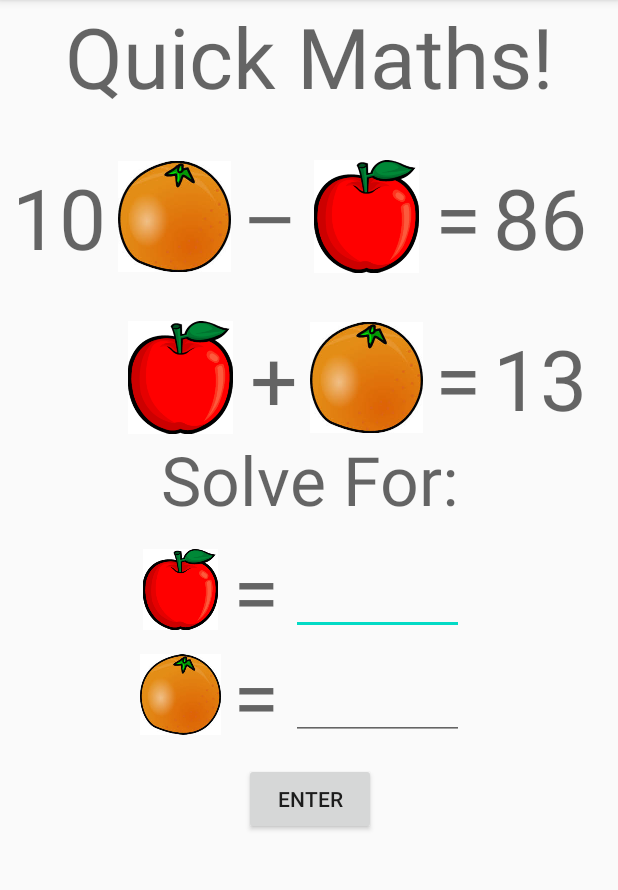
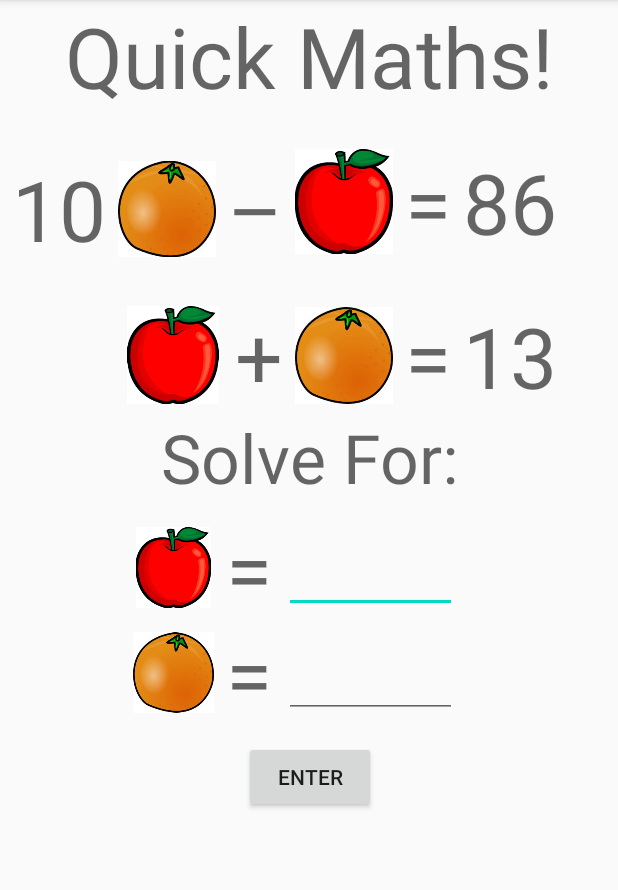
Before and after one commit to brengar123/JigJag2.0, an Android app: the GameOneFragment screen opened directly, with no data from a screen before it, on a phone screen of 412 x 824 dp, the part 84-974 px from its top. Run offline under Robolectric (Android 15) with nearby library versions, the light colour scheme and no system bars.

Commit message:
fixed constraints of games

```diff
--- a/app/src/main/res/layout/gameone.xml
+++ b/app/src/main/res/layout/gameone.xml
@@ -15,7 +15,7 @@
         app:layout_constraintEnd_toEndOf="parent"
         app:layout_constraintStart_toStartOf="parent"
         app:layout_constraintTop_toTopOf="parent"
-        app:layout_constraintVertical_bias="0.503">
+        app:layout_constraintVertical_bias="0.419">
 
         <LinearLayout
             android:layout_width="match_parent"
@@ -58,25 +58,25 @@
         android:layout_marginStart="8dp"/>
 
     <ImageView
+        android:id="@+id/G1iv_Orangeone"
+        android:layout_width="65dp"
         android:layout_height="75dp"
-        android:layout_width="75dp"
+        android:layout_marginStart="8dp"
+        android:layout_marginLeft="8dp"
         app:layout_constraintBottom_toBottomOf="@+id/G1iv_Appleone"
-        android:id="@+id/G1iv_Orangeone"
         app:layout_constraintStart_toEndOf="@+id/textView3"
-        android:layout_marginLeft="8dp"
-        android:layout_marginStart="8dp"
-        tools:srcCompat="@tools:sample/avatars"/>
+        tools:srcCompat="@tools:sample/avatars" />
 
     <ImageView
-        android:layout_height="75dp"
-        android:layout_width="75dp"
         android:id="@+id/G1iv_Appleone"
+        android:layout_width="65dp"
+        android:layout_height="65dp"
+        android:layout_marginStart="8dp"
+        android:layout_marginLeft="8dp"
+        android:layout_marginTop="32dp"
         app:layout_constraintStart_toEndOf="@+id/G1tv_Coefficient"
-        android:layout_marginLeft="8dp"
-        android:layout_marginStart="8dp"
-        tools:srcCompat="@tools:sample/avatars"
         app:layout_constraintTop_toBottomOf="@+id/G1tv_Title"
-        android:layout_marginTop="32dp"/>
+        tools:srcCompat="@tools:sample/avatars" />
 
     <TextView
         android:layout_height="wrap_content"
@@ -103,24 +103,24 @@
         android:layout_marginStart="8dp"/>
 
     <ImageView
-        android:layout_height="75dp"
-        android:layout_width="75dp"
+        android:id="@+id/G1iv_Orangetwo"
+        android:layout_width="65dp"
+        android:layout_height="65dp"
+        android:layout_marginTop="32dp"
+        app:layout_constraintEnd_toStartOf="@+id/textView3"
         app:layout_constraintStart_toStartOf="@+id/G1iv_Appleone"
-        android:id="@+id/G1iv_Orangetwo"
-        tools:srcCompat="@tools:sample/avatars"
         app:layout_constraintTop_toBottomOf="@+id/G1iv_Appleone"
-        android:layout_marginTop="32dp"
-        app:layout_constraintEnd_toStartOf="@+id/textView3"/>
+        tools:srcCompat="@tools:sample/avatars" />
 
     <ImageView
+        android:id="@+id/G1iv_Appletwo"
+        android:layout_width="65dp"
         android:layout_height="75dp"
-        android:layout_width="75dp"
+        app:layout_constraintBottom_toBottomOf="@+id/G1iv_Orangetwo"
+        app:layout_constraintEnd_toEndOf="@+id/G1iv_Orangeone"
+        app:layout_constraintStart_toStartOf="@+id/G1iv_Orangeone"
         app:layout_constraintTop_toTopOf="@+id/G1iv_Orangetwo"
-        app:layout_constraintStart_toStartOf="@+id/G1iv_Orangeone"
-        app:layout_constraintEnd_toEndOf="@+id/G1iv_Orangeone"
-        app:layout_constraintBottom_toBottomOf="@+id/G1iv_Orangetwo"
-        android:id="@+id/G1iv_Appletwo"
-        tools:srcCompat="@tools:sample/avatars"/>
+        tools:srcCompat="@tools:sample/avatars" />
 
     <TextView
         android:layout_height="wrap_content"
--- a/app/src/main/res/layout/gametwo.xml
+++ b/app/src/main/res/layout/gametwo.xml
@@ -98,8 +98,6 @@
         android:layout_width="wrap_content"
         android:layout_height="wrap_content"
         android:layout_marginTop="16dp"
-        android:layout_marginBottom="230dp"
-        app:layout_constraintBottom_toBottomOf="parent"
         app:layout_constraintEnd_toEndOf="@+id/G2et_Input"
         app:layout_constraintStart_toStartOf="@+id/G2et_Input"
         app:layout_constraintTop_toBottomOf="@+id/G2bt_Enter" />
```
